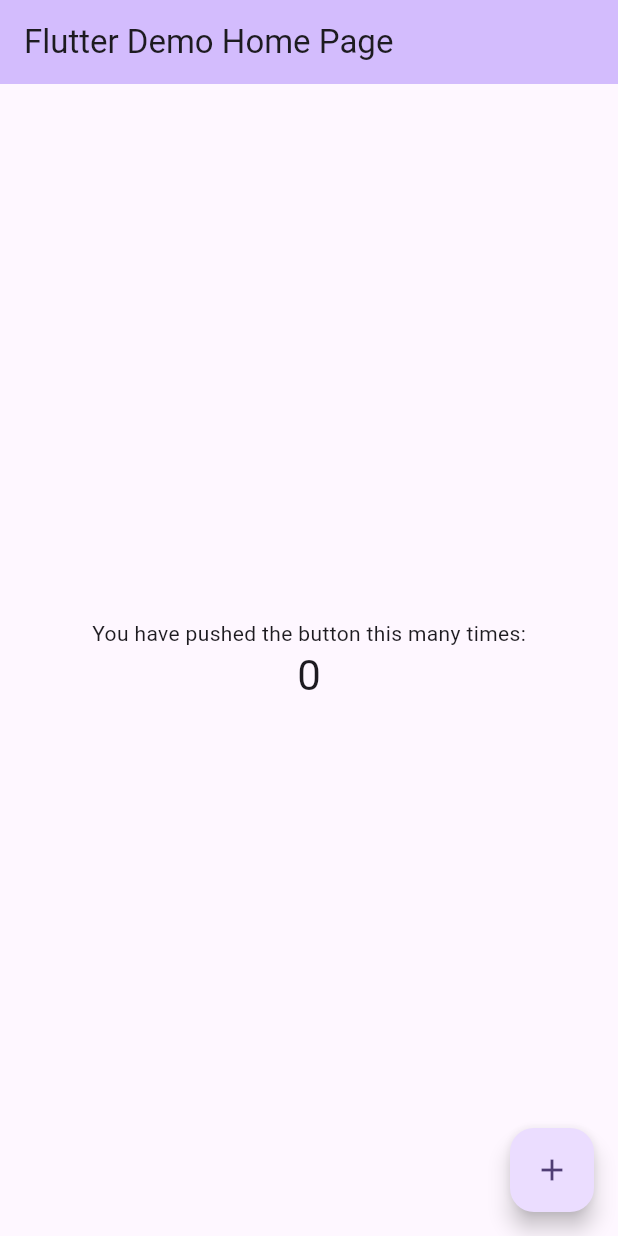
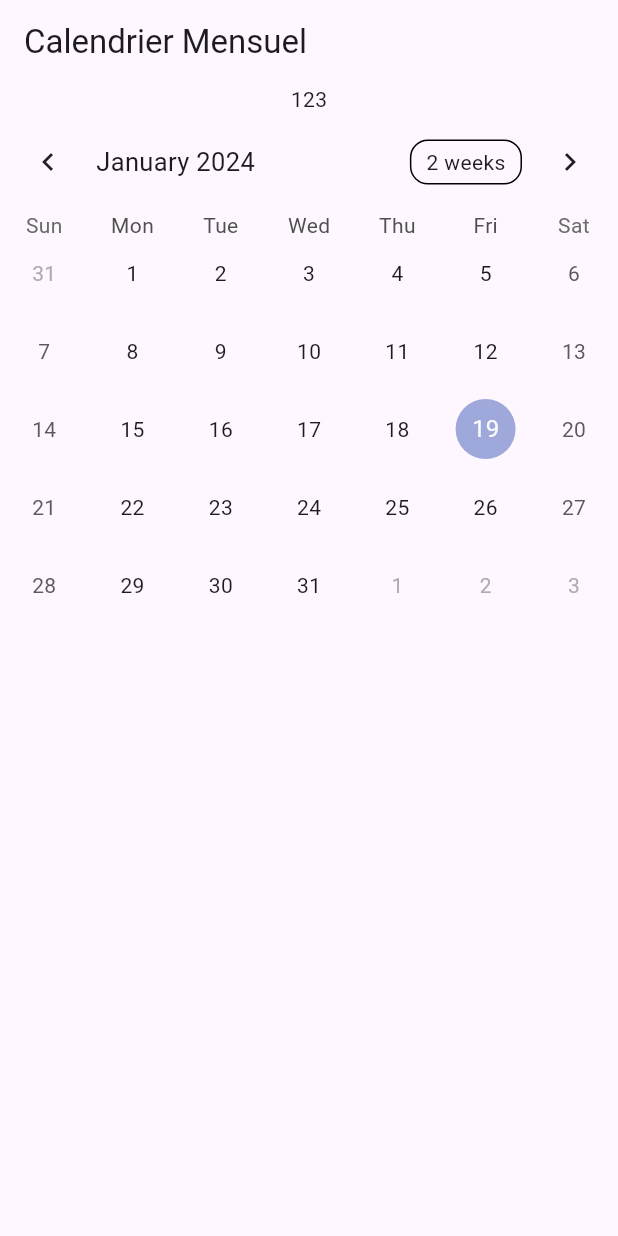
Before and after one commit to pathenberg/todo_calendar_test, a Flutter app: the screen it shows after launch, on a phone screen of 412 x 824 dp. Run offline on Flutter 3.47's test engine with Material 3 defaults, Android fonts, the phone set to English and light mode, and no system bars; drawn by our look-alikes of table_calendar.

Commit message:
Injection de la dépendance table_calendar dans le fichier pubspec.yaml, mise en place du calendrier mensuel dans MonthlyCalendarView, supression (temporaire?) du fichier CalendarController

```diff
--- /dev/null
+++ b/lib/View/CalendarView.dart
@@ -0,0 +1,17 @@
+import 'package:flutter/material.dart';
+import 'package:table_calendar/table_calendar.dart';
+
+
+class CalendarView extends StatefulWidget {
+  const CalendarView({super.key});
+
+  @override
+  State<CalendarView> createState() => _CalendarViewState();
+}
+
+class _CalendarViewState extends State<CalendarView> {
+  @override
+  Widget build(BuildContext context){
+    return Scaffold();
+  }
+}
--- /dev/null
+++ b/lib/View/MonthlyCalendarView.dart
@@ -0,0 +1,37 @@
+import 'package:flutter/material.dart';
+import 'package:table_calendar/table_calendar.dart';
+
+class MonthlyCalendarView extends StatefulWidget {
+  @override
+  _MonthlyCalendarViewState createState() => _MonthlyCalendarViewState();
+}
+
+class _MonthlyCalendarViewState extends State<MonthlyCalendarView> {
+  DateTime today= DateTime.now();
+
+
+
+  @override
+  Widget build(BuildContext context) {
+    return Scaffold(
+      appBar: AppBar(
+        title: Text('Calendrier Mensuel')),
+        body: content(),
+  );
+  }
+
+  Widget content(){
+    return Column(
+      children: [
+        Text("123"),
+        Container(
+          child: TableCalendar(
+            focusedDay: today,
+            firstDay: DateTime.utc(2010, 10, 16),
+            lastDay: DateTime.utc(2030, 3, 14)),
+
+        )
+      ],
+    );
+  }
+  }
--- a/lib/main.dart
+++ b/lib/main.dart
@@ -1,125 +1,18 @@
 import 'package:flutter/material.dart';
+import 'package:table_calendar/table_calendar.dart';
+import 'package:todo_calendar_test/view/MonthlyCalendarView.dart';
 
 void main() {
-  runApp(const MyApp());
+  runApp(MyApp());
 }
 
 class MyApp extends StatelessWidget {
-  const MyApp({super.key});
-
-  // This widget is the root of your application.
   @override
   Widget build(BuildContext context) {
     return MaterialApp(
-      title: 'Flutter Demo',
-      theme: ThemeData(
-        // This is the theme of your application.
-        //
-        // TRY THIS: Try running your application with "flutter run". You'll see
-        // the application has a purple toolbar. Then, without quitting the app,
-        // try changing the seedColor in the colorScheme below to Colors.green
-        // and then invoke "hot reload" (save your changes or press the "hot
-        // reload" button in a Flutter-supported IDE, or press "r" if you used
-        // the command line to start the app).
-        //
-        // Notice that the counter didn't reset back to zero; the application
-        // state is not lost during the reload. To reset the state, use hot
-        // restart instead.
-        //
-        // This works for code too, not just values: Most code changes can be
-        // tested with just a hot reload.
-        colorScheme: ColorScheme.fromSeed(seedColor: Colors.deepPurple),
-        useMaterial3: true,
-      ),
-      home: const MyHomePage(title: 'Flutter Demo Home Page'),
+      title: 'Your App',
+      home: MonthlyCalendarView(),
+      // ...
     );
   }
 }
-
-class MyHomePage extends StatefulWidget {
-  const MyHomePage({super.key, required this.title});
-
-  // This widget is the home page of your application. It is stateful, meaning
-  // that it has a State object (defined below) that contains fields that affect
-  // how it looks.
-
-  // This class is the configuration for the state. It holds the values (in this
-  // case the title) provided by the parent (in this case the App widget) and
-  // used by the build method of the State. Fields in a Widget subclass are
-  // always marked "final".
-
-  final String title;
-
-  @override
-  State<MyHomePage> createState() => _MyHomePageState();
-}
-
-class _MyHomePageState extends State<MyHomePage> {
-  int _counter = 0;
-
-  void _incrementCounter() {
-    setState(() {
-      // This call to setState tells the Flutter framework that something has
-      // changed in this State, which causes it to rerun the build method below
-      // so that the display can reflect the updated values. If we changed
-      // _counter without calling setState(), then the build method would not be
-      // called again, and so nothing would appear to happen.
-      _counter++;
-    });
-  }
-
-  @override
-  Widget build(BuildContext context) {
-    // This method is rerun every time setState is called, for instance as done
-    // by the _incrementCounter method above.
-    //
-    // The Flutter framework has been optimized to make rerunning build methods
-    // fast, so that you can just rebuild anything that needs updating rather
-    // than having to individually change instances of widgets.
-    return Scaffold(
-      appBar: AppBar(
-        // TRY THIS: Try changing the color here to a specific color (to
-        // Colors.amber, perhaps?) and trigger a hot reload to see the AppBar
-        // change color while the other colors stay the same.
-        backgroundColor: Theme.of(context).colorScheme.inversePrimary,
-        // Here we take the value from the MyHomePage object that was created by
-        // the App.build method, and use it to set our appbar title.
-        title: Text(widget.title),
-      ),
-      body: Center(
-        // Center is a layout widget. It takes a single child and positions it
-        // in the middle of the parent.
-        child: Column(
-          // Column is also a layout widget. It takes a list of children and
-          // arranges them vertically. By default, it sizes itself to fit its
-          // children horizontally, and tries to be as tall as its parent.
-          //
-          // Column has various properties to control how it sizes itself and
-          // how it positions its children. Here we use mainAxisAlignment to
-          // center the children vertically; the main axis here is the vertical
-          // axis because Columns are vertical (the cross axis would be
-          // horizontal).
-          //
-          // TRY THIS: Invoke "debug painting" (choose the "Toggle Debug Paint"
-          // action in the IDE, or press "p" in the console), to see the
-          // wireframe for each widget.
-          mainAxisAlignment: MainAxisAlignment.center,
-          children: <Widget>[
-            const Text(
-              'You have pushed the button this many times:',
-            ),
-            Text(
-              '$_counter',
-              style: Theme.of(context).textTheme.headlineMedium,
-            ),
-          ],
-        ),
-      ),
-      floatingActionButton: FloatingActionButton(
-        onPressed: _incrementCounter,
-        tooltip: 'Increment',
-        child: const Icon(Icons.add),
-      ), // This trailing comma makes auto-formatting nicer for build methods.
-    );
-  }
-}
--- a/pubspec.yaml
+++ b/pubspec.yaml
@@ -28,8 +28,13 @@ environment:
 # the latest version available on pub.dev. To see which dependencies have newer
 # versions available, run `flutter pub outdated`.
 dependencies:
+
   flutter:
     sdk: flutter
+
+  table_calendar: ^3.0.9
+
+
 
 
   # The following adds the Cupertino Icons font to your application.
```
Also changed, not shown: lib/View/DailyCalendarView.dart (added), lib/View/ProfileView.dart (added), pubspec.lock.
